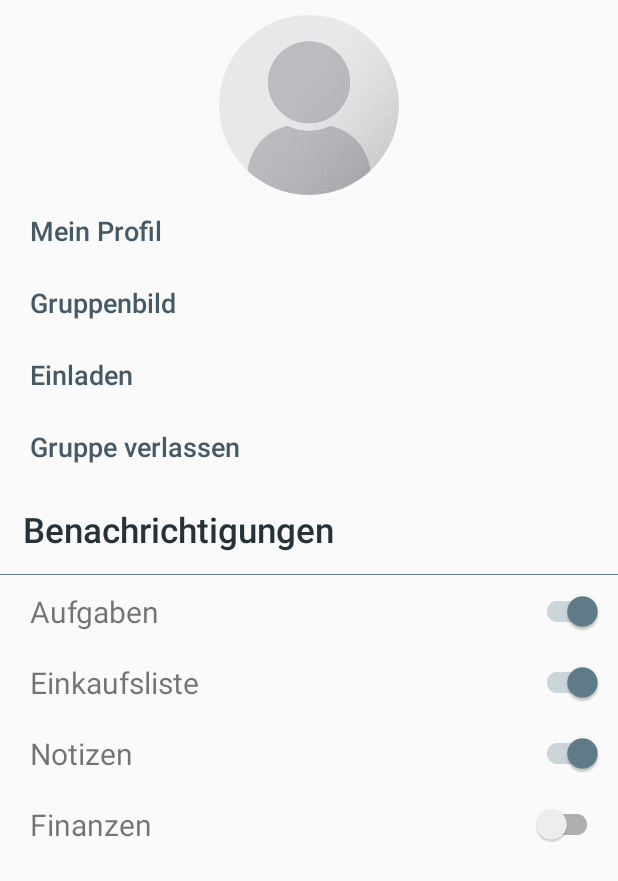
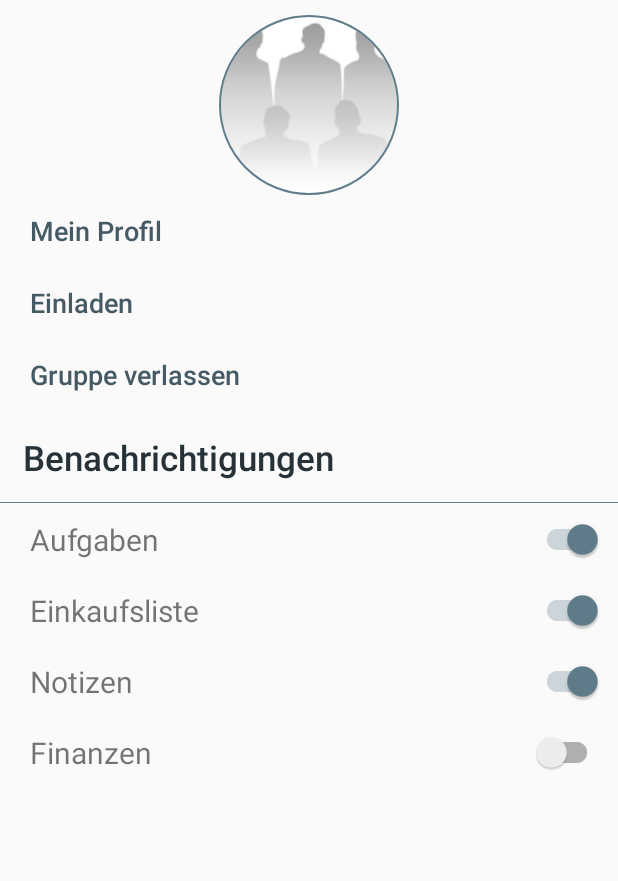
Before and after one commit to ChristianVes/Flibber, an Android app: the fragment SettingsFragment shown on its own in the app's theme, on a phone screen of 412 x 824 dp. Shown: the top 881 px of the screen. Run offline under Robolectric (Android 15) with nearby library versions, the light colour scheme and no system bars; our stand-ins replace CircleImageView, Firebase (no records; nobody signed in at launch, a user with empty details on screens opened directly); libraries missing offline, so code that uses them is left out: com.afollestad.materialdialogs, com.crashlytics.android, com.theartofdev.edmodo; pictures from the network do not load; 1 statement that could not run was skipped.

Commit message:
Group Image

```diff
--- a/app/src/main/java/christian/eilers/flibber/Adapter/HomePagerAdapter.java
+++ b/app/src/main/java/christian/eilers/flibber/Adapter/HomePagerAdapter.java
@@ -55,7 +55,7 @@ public class HomePagerAdapter extends FragmentPagerAdapter {
             case 3:
                 return "Finanzen";
             case 4:
-                return "Optionen";
+                return "Einstellungen";
             default:
                 return null;
         }
--- a/app/src/main/java/christian/eilers/flibber/Home/SettingsFragment.java
+++ b/app/src/main/java/christian/eilers/flibber/Home/SettingsFragment.java
@@ -1,10 +1,12 @@
 package christian.eilers.flibber.Home;
 
 
+import android.app.Activity;
 import android.content.Context;
 import android.content.Intent;
 import android.content.SharedPreferences;
 import android.os.Bundle;
+import android.provider.MediaStore;
 import android.support.annotation.NonNull;
 import android.support.annotation.Nullable;
 import android.support.v4.app.DialogFragment;
@@ -17,15 +19,24 @@ import android.view.View;
 import android.view.ViewGroup;
 import android.widget.Button;
 import android.widget.CompoundButton;
+import android.widget.ProgressBar;
 import android.widget.Toast;
 
 import com.afollestad.materialdialogs.DialogAction;
 import com.afollestad.materialdialogs.MaterialDialog;
+import com.bumptech.glide.signature.ObjectKey;
+import com.crashlytics.android.Crashlytics;
+import com.google.android.gms.tasks.OnFailureListener;
 import com.google.android.gms.tasks.OnSuccessListener;
 import com.google.firebase.firestore.DocumentSnapshot;
 import com.google.firebase.firestore.FirebaseFirestore;
 import com.google.firebase.firestore.QuerySnapshot;
 import com.google.firebase.functions.FirebaseFunctions;
+import com.google.firebase.storage.FirebaseStorage;
+import com.google.firebase.storage.StorageReference;
+import com.google.firebase.storage.UploadTask;
+import com.theartofdev.edmodo.cropper.CropImage;
+import com.theartofdev.edmodo.cropper.CropImageView;
 
 import java.util.HashMap;
 import java.util.Map;
@@ -33,7 +44,10 @@ import java.util.Map;
 import christian.eilers.flibber.Models.Group;
 import christian.eilers.flibber.Profil.ProfilActivity;
 import christian.eilers.flibber.R;
+import christian.eilers.flibber.Utils.GlideApp;
 import christian.eilers.flibber.Utils.LocalStorage;
+import de.hdodenhof.circleimageview.CircleImageView;
+
 import static christian.eilers.flibber.Utils.Strings.*;
 
 public class SettingsFragment extends Fragment implements View.OnClickListener, CompoundButton.OnCheckedChangeListener{
@@ -44,6 +58,7 @@ public class SettingsFragment extends Fragment implements View.OnClickListener,
         mainView = inflater.inflate(R.layout.fragment_settings, container, false);
         db = FirebaseFirestore.getInstance();
         groupID = LocalStorage.getGroupID(getContext());
+        ref_img_group = FirebaseStorage.getInstance().getReference().child(GROUPS).child(groupID);
         initializeViews();
         return mainView;
     }
@@ -53,15 +68,16 @@ public class SettingsFragment extends Fragment implements View.OnClickListener,
         btn_invite = mainView.findViewById(R.id.btn_invite);
         btn_profil = mainView.findViewById(R.id.btn_profil);
         btn_leave = mainView.findViewById(R.id.btn_leave);
-        btn_image = mainView.findViewById(R.id.btn_image);
+        img_group = mainView.findViewById(R.id.group_image);
         switch_notes = mainView.findViewById(R.id.switch_notes);
         switch_shopping = mainView.findViewById(R.id.switch_shopping);
         switch_tasks = mainView.findViewById(R.id.switch_tasks);
         switch_finances = mainView.findViewById(R.id.switch_finances);
+        progressBar = mainView.findViewById(R.id.progressBar);
         btn_profil.setOnClickListener(this);
         btn_invite.setOnClickListener(this);
         btn_leave.setOnClickListener(this);
-        btn_image.setOnClickListener(this);
+        img_group.setOnClickListener(this);
 
         // Switch-States from SharedPreferences
         sharedPreferences = getContext().getSharedPreferences(groupID, Context.MODE_PRIVATE);
@@ -74,6 +90,12 @@ public class SettingsFragment extends Fragment implements View.OnClickListener,
         switch_shopping.setOnCheckedChangeListener(this);
         switch_tasks.setOnCheckedChangeListener(this);
         switch_finances.setOnCheckedChangeListener(this);
+
+        GlideApp.with(getContext())
+                .load(ref_img_group)
+                .dontAnimate()
+                .placeholder(R.drawable.placeholder_group)
+                .into(img_group);
     }
 
     // Send an Invitation to the user matching the given E-Mail Adress to join the WG
@@ -196,10 +218,55 @@ public class SettingsFragment extends Fragment implements View.OnClickListener,
         else if (id == R.id.btn_leave) {
             Toast.makeText(getContext(), "Noch nicht möglich...", Toast.LENGTH_SHORT).show();
         }
-        else if (id == R.id.btn_image) {
-            DialogFragment dialog_image = new GroupImageDialog();
-            dialog_image.show(getChildFragmentManager(), "group_image");
+        else if (id == R.id.group_image) {
+            Intent galleryIntent = new Intent(Intent.ACTION_PICK, MediaStore.Images.Media.EXTERNAL_CONTENT_URI);
+            startActivityForResult(galleryIntent, REQUEST_CODE_GALLERY);
         }
+    }
+
+    @Override
+    public void onActivityResult(int requestCode, int resultCode, Intent data) {
+        // Zuschneiden des Bildes auf 1:1 Ratio
+        if (resultCode != Activity.RESULT_CANCELED) {
+            if (requestCode == REQUEST_CODE_GALLERY) {
+                CropImage.activity(data.getData())
+                        .setGuidelines(CropImageView.Guidelines.ON)
+                        .setAspectRatio(1, 1)
+                        .start(getContext(), this);
+            } else super.onActivityResult(requestCode, resultCode, data);
+        }
+
+        // Zurückliefern des zugeschnitten Bildes
+        if (requestCode == CropImage.CROP_IMAGE_ACTIVITY_REQUEST_CODE) {
+            CropImage.ActivityResult result = CropImage.getActivityResult(data);
+            if (resultCode == Activity.RESULT_OK) {
+                progressBar.setVisibility(View.VISIBLE);
+                ref_img_group.putFile(result.getUri()).addOnSuccessListener(new OnSuccessListener<UploadTask.TaskSnapshot>() {
+                    @Override
+                    public void onSuccess(UploadTask.TaskSnapshot taskSnapshot) {
+                        progressBar.setVisibility(View.GONE);
+                        GlideApp.with(getContext())
+                                .load(ref_img_group)
+                                .signature(new ObjectKey(System.currentTimeMillis()))
+                                .dontAnimate()
+                                .placeholder(R.drawable.placeholder_group)
+                                .into(img_group);
+                    }
+                }).addOnFailureListener(new OnFailureListener() {
+                    @Override
+                    public void onFailure(@NonNull Exception e) {
+                        progressBar.setVisibility(View.GONE);
+                        Toast.makeText(getContext(), "Fehler beim Upload!", Toast.LENGTH_SHORT).show();
+                    }
+                });
+            }
+            else if (resultCode == CropImage.CROP_IMAGE_ACTIVITY_RESULT_ERROR_CODE) {
+                Crashlytics.logException(result.getError());
+            }
+        }
+
+        super.onActivityResult(requestCode, resultCode, data);
+
     }
 
     // Save new Notification Settings in the SharedPreferences
@@ -223,11 +290,16 @@ public class SettingsFragment extends Fragment implements View.OnClickListener,
 
     // Class Variables
     private View mainView;
-    private Button btn_invite, btn_profil, btn_leave, btn_image;
+    private Button btn_invite, btn_profil, btn_leave;
+    private CircleImageView img_group;
+    private ProgressBar progressBar;
     private SwitchCompat switch_notes, switch_shopping, switch_tasks, switch_finances;
     private MaterialDialog inviteDialog;
 
     private FirebaseFirestore db;
+    private StorageReference ref_img_group;
     private SharedPreferences sharedPreferences;
     private String groupID;
+
+    private final int REQUEST_CODE_GALLERY = 0;
 }
--- a/app/src/main/res/layout/fragment_settings.xml
+++ b/app/src/main/res/layout/fragment_settings.xml
@@ -1,8 +1,8 @@
 <?xml version="1.0" encoding="utf-8"?>
-<ScrollView
-    xmlns:android="http://schemas.android.com/apk/res/android"
+<ScrollView xmlns:android="http://schemas.android.com/apk/res/android"
     android:layout_width="match_parent"
-    android:layout_height="match_parent">
+    android:layout_height="match_parent"
+    xmlns:app="http://schemas.android.com/apk/res-auto">
 
     <LinearLayout
         android:layout_width="match_parent"
@@ -15,11 +15,13 @@
             android:layout_marginTop="10dp">
 
             <de.hdodenhof.circleimageview.CircleImageView
-                android:id="@+id/profile_image"
+                android:id="@+id/group_image"
                 android:layout_width="120dp"
                 android:layout_height="120dp"
                 android:layout_centerInParent="true"
-                android:src="@drawable/profile_placeholder" />
+                android:src="@drawable/placeholder_group"
+                app:civ_border_width="1dp"
+                app:civ_border_color="@color/colorPrimary" />
 
             <ProgressBar
                 android:id="@+id/progressBar"
@@ -36,21 +38,6 @@
             android:layout_height="wrap_content"
             android:background="?selectableItemBackground"
             android:text="Mein Profil"
-            android:textAlignment="gravity"
-            android:gravity="left|center_vertical"
-            android:textColor="@color/colorPrimaryDark"
-            android:textSize="18sp"
-            android:padding="10dp"
-            android:layout_marginLeft="10dp"
-            android:textAllCaps="false"
-            />
-
-        <Button
-            android:id="@+id/btn_image"
-            android:layout_width="match_parent"
-            android:layout_height="wrap_content"
-            android:background="?selectableItemBackground"
-            android:text="Gruppenbild"
             android:textAlignment="gravity"
             android:gravity="left|center_vertical"
             android:textColor="@color/colorPrimaryDark"
```
